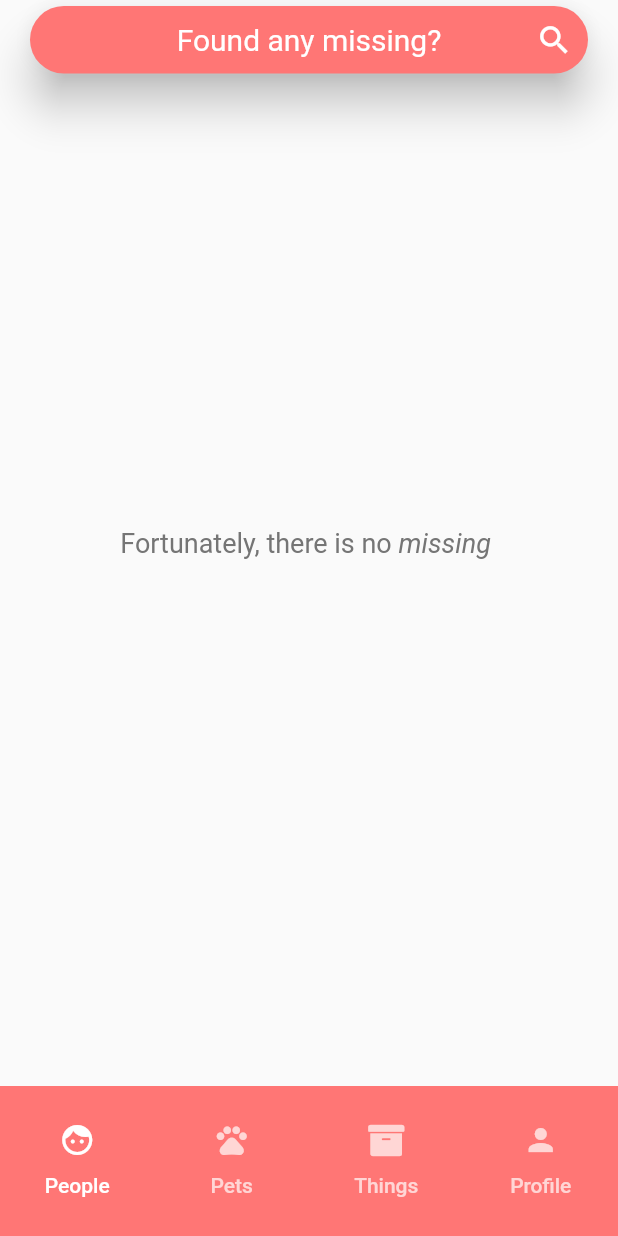
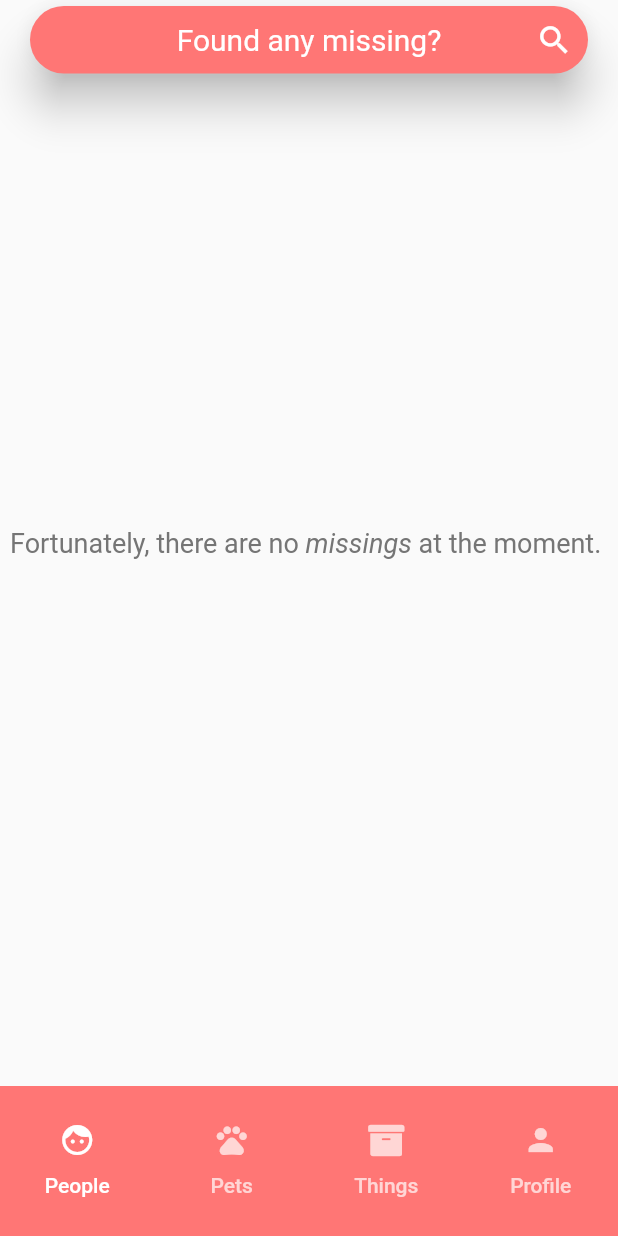
Before and after one commit to raulmabe/missing, a Flutter app: the screen it shows after launch, on a phone screen of 412 x 824 dp. Run offline on Flutter 3.47's test engine with Material 2 defaults, Android fonts, the phone set to English and light mode, and no system bars; our stand-ins replace font_awesome_flutter; Roboto replaces fonts that are missing (Montserrat).

```diff
--- a/lib/main.dart
+++ b/lib/main.dart
@@ -24,6 +24,7 @@ class MyApp extends StatelessWidget {
       color: Color(0xffff7675),
       theme: ThemeData(
         primaryColor: Color(0xffff7675),
+        splashColor: Colors.red[50],
         fontFamily: "Montserrat",
         primarySwatch: const MaterialColor(0xffff7675,
         const {
--- a/lib/ui/body.dart
+++ b/lib/ui/body.dart
@@ -110,24 +110,32 @@ class _BodyState extends State<Body>{
   @override
   Widget build(BuildContext context) {
     if(children.length == 0) {
-      return Row(
-        mainAxisAlignment: MainAxisAlignment.center,
-        crossAxisAlignment: CrossAxisAlignment.center,
+      return Center(
+        child: Wrap(
+          direction: Axis.horizontal,
+          alignment: WrapAlignment.center,
           children: <Widget>[
-          Text("Fortunately, there is no ",
+            Text("Fortunately, there are no ",
               style: TextStyle(
                 color: Colors.grey[600],
                 fontSize: 18.0
               ),
             ),
-          Text("missing ",
+            Text("missings ",
               style: TextStyle(
                 color: Colors.grey[600],
                 fontStyle: FontStyle.italic,
                 fontSize: 18.0
               )
-          )
+            ),
+            Text("at the moment. ",
+              style: TextStyle(
+                color: Colors.grey[600],
+                fontSize: 18.0
+              ),
+            ),
           ],
+        ),
       );
     }
     return SafeArea(
--- a/lib/ui/missingDetails.dart
+++ b/lib/ui/missingDetails.dart
@@ -24,11 +24,12 @@ class MissingDetails extends StatelessWidget {
           )
           ),
         actions: <Widget>[
-          IconButton(
+          // Favourite missings
+          /* IconButton(
             icon: Icon(Icons.favorite_border),
             onPressed: (){},
             color: Colors.white,
-          ),
+          ), */
           IconButton(
             icon: Icon(Icons.share),
             onPressed: (){},
@@ -83,6 +84,7 @@ class MissingDetails extends StatelessWidget {
                         mainAxisAlignment: MainAxisAlignment.end,
                         children: <Widget>[
                           Text("50"),
+                          SizedBox(width: 5.0,),
                           Icon(Icons.remove_red_eye)
                         ],
                       ),
```
Also changed, not shown: lib/ui/profileBody.dart (+8 -1 lines), 5 other files. Lines whose indentation alone changed are shown as unchanged.
